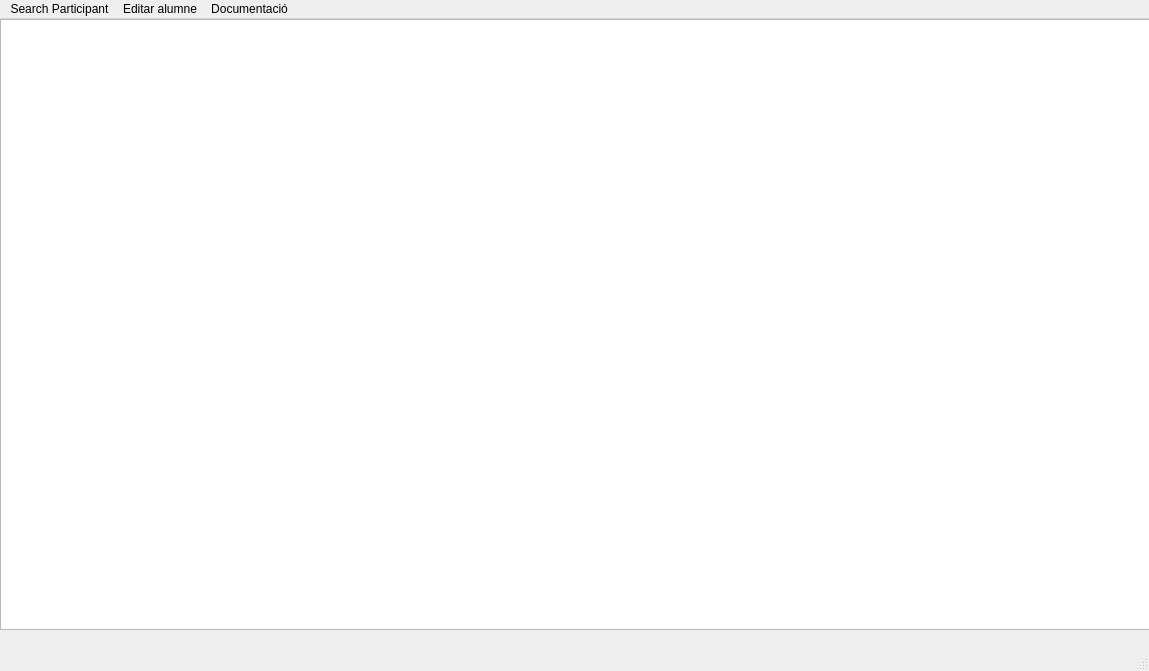
The window that LS_manager.ui (caamanyo/ISS-limesurvey-manager) describes before a commit, drawn with Qt 5.
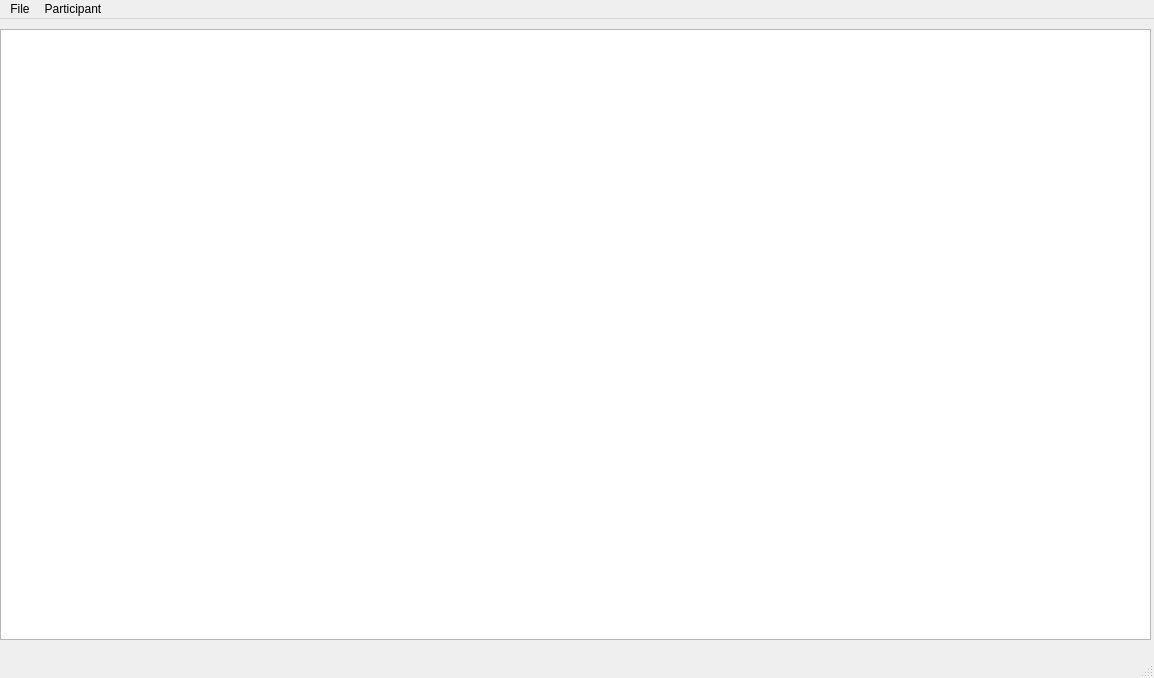
The same window after the commit.

Commit message: Basic search participant functionality.

```diff
--- a/LS_manager.ui
+++ b/LS_manager.ui
@@ -6,8 +6,8 @@
    <rect>
     <x>0</x>
     <y>0</y>
-    <width>1149</width>
-    <height>671</height>
+    <width>1154</width>
+    <height>678</height>
    </rect>
   </property>
   <property name="windowTitle">
@@ -21,7 +21,7 @@
     <property name="geometry">
      <rect>
       <x>0</x>
-      <y>0</y>
+      <y>10</y>
       <width>1151</width>
       <height>611</height>
      </rect>
@@ -34,7 +34,7 @@
     <rect>
      <x>0</x>
      <y>0</y>
-     <width>1149</width>
+     <width>1154</width>
      <height>32</height>
     </rect>
    </property>
@@ -43,24 +43,25 @@
      <bool>true</bool>
     </property>
     <property name="title">
-     <string>Search Participant</string>
+     <string>File</string>
     </property>
    </widget>
    <widget class="QMenu" name="menuEditar_alumne">
     <property name="title">
-     <string>Editar alumne</string>
+     <string>Participant</string>
     </property>
-    <addaction name="actionCanviar_correu"/>
-   </widget>
-   <widget class="QMenu" name="menuDocumentaci">
-    <property name="title">
-     <string>Documentació</string>
-    </property>
-    <addaction name="actionDescarregar_Documentaci"/>
+    <widget class="QMenu" name="menuEdit_participant">
+     <property name="title">
+      <string>Edit participant</string>
+     </property>
+     <addaction name="actionChange_email"/>
+    </widget>
+    <addaction name="actionSearch_Participant"/>
+    <addaction name="menuEdit_participant"/>
+    <addaction name="actionDownload_participant_files"/>
    </widget>
    <addaction name="menuSearchParticipant"/>
    <addaction name="menuEditar_alumne"/>
-   <addaction name="menuDocumentaci"/>
   </widget>
   <action name="actionDescarregar_Documentaci">
    <property name="enabled">
```
Left out of the diff: 29 changed lines with no effect on the pictures. The commit also changes 5 other files.
